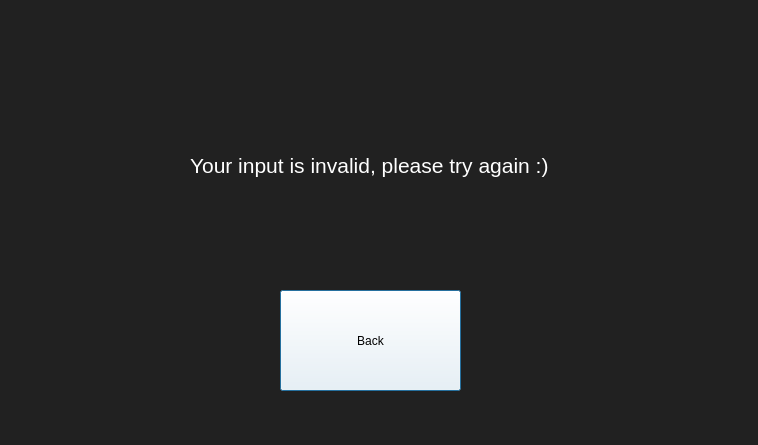
Old version of the form ErrorScreen.ui in the repository Joshlim288/sql-annotator.
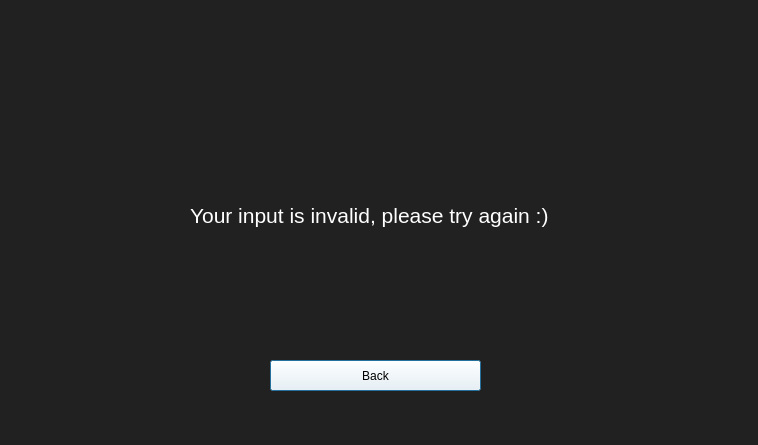
New version of the form.

Commit message: add password masking and adjust UI

```diff
--- a/ErrorScreen.ui
+++ b/ErrorScreen.ui
@@ -137,10 +137,10 @@
   <widget class="QPushButton" name="backButton">
    <property name="geometry">
     <rect>
-     <x>280</x>
-     <y>290</y>
-     <width>181</width>
-     <height>101</height>
+     <x>270</x>
+     <y>360</y>
+     <width>211</width>
+     <height>31</height>
     </rect>
    </property>
    <property name="styleSheet">
@@ -155,7 +155,7 @@
    <property name="geometry">
     <rect>
      <x>190</x>
-     <y>100</y>
+     <y>150</y>
      <width>401</width>
      <height>131</height>
     </rect>
```
The commit also changes 4 other files.
